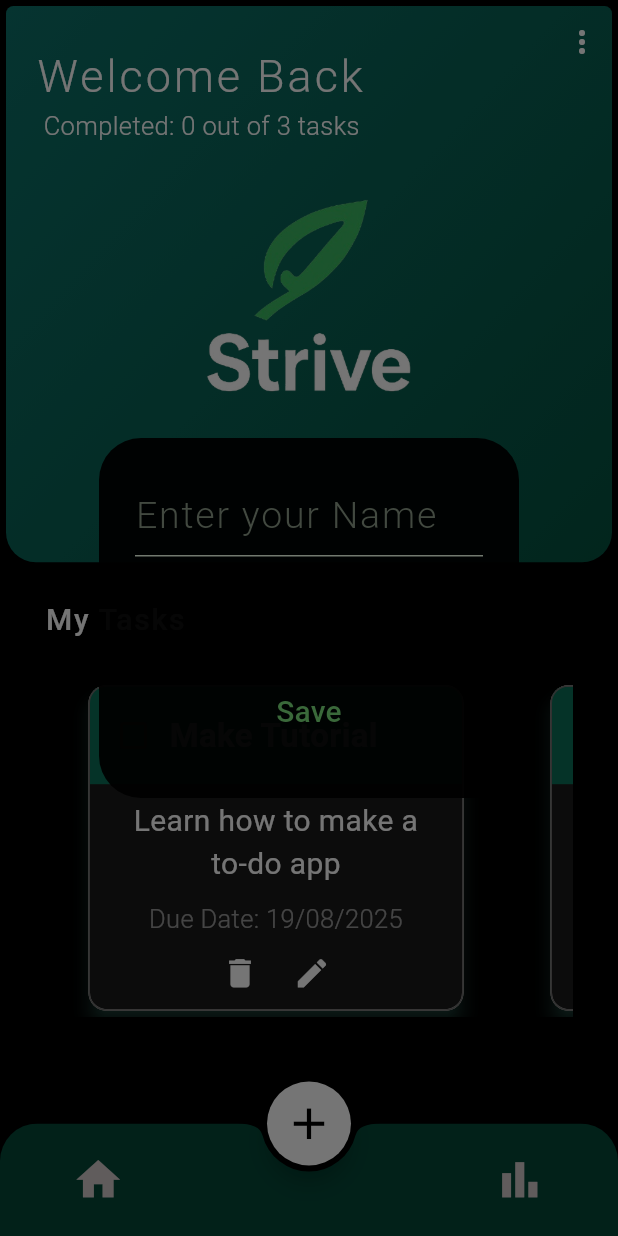
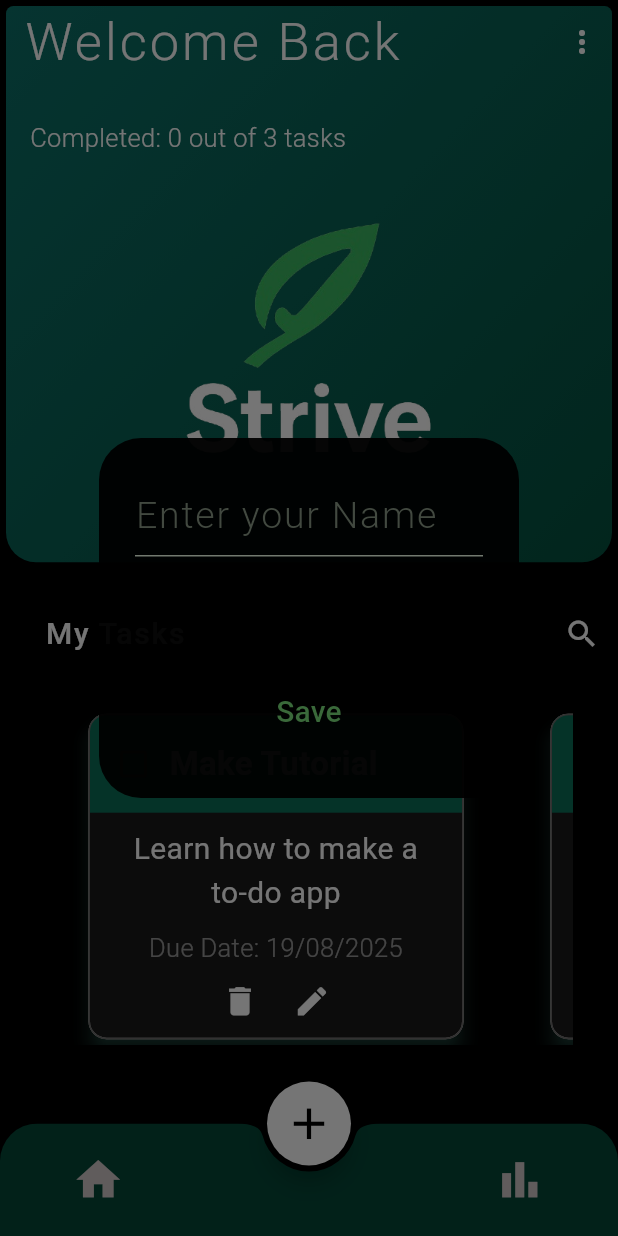
Before and after one commit to TsalemisIasonas/Assignments, a Flutter app: the screen it shows after launch, on a phone screen of 412 x 824 dp. Run offline on Flutter 3.47's test engine with Material 3 defaults, Android fonts, the phone set to English and light mode, and no system bars; our stand-ins replace fl_chart, hive_flutter; accounts and stored records are empty.

Commit message:
better ui based on the appbar

```diff
--- a/lib/pages/home_page.dart
+++ b/lib/pages/home_page.dart
@@ -160,6 +160,17 @@ class _HomePageState extends State<HomePage> {
         ),
       ),
       appBar: AppBar(
+        title: Text(
+          db.userName != null
+              ? "Hi, ${db.userName.toString()[0].toUpperCase() + db.userName.toString().substring(1)}"
+              : "Welcome Back",
+          style: TextStyle(
+            color: textColor,
+            letterSpacing: 2,
+            fontSize: 35,
+            fontWeight: FontWeight.w300,
+          ),
+        ),
         backgroundColor: Colors.transparent,
         actions: [
           PopupMenuButton<String>(
@@ -217,21 +228,10 @@ class _HomePageState extends State<HomePage> {
                 crossAxisAlignment: CrossAxisAlignment.start,
                 children: [
                   Padding(
-                    padding: const EdgeInsets.only(left: 20.0, top: 25.0),
-                    child: Text(
-                      db.userName != null
-                          ? "Hi, ${db.userName.toString()[0].toUpperCase() + db.userName.toString().substring(1)}"
-                          : "Welcome Back",
-                      style: TextStyle(
-                        color: textColor,
-                        letterSpacing: 2,
-                        fontSize: 30,
-                        fontWeight: FontWeight.w300,
-                      ),
+                    padding: EdgeInsets.only(
+                      left: AppBar().titleSpacing ?? 16.0,
+                      top: AppBar().preferredSize.height + 20.0,
                     ),
-                  ),
-                  Padding(
-                    padding: const EdgeInsets.only(left: 25.0),
                     child: Text(
                       db.toDoList.isNotEmpty
                           ? "Completed: ${db.toDoList.where((task) => task.length > 3 && task[3] == true).length} "
@@ -245,7 +245,7 @@ class _HomePageState extends State<HomePage> {
                     ),
                   ),
                   SizedBox(
-                    height: MediaQuery.of(context).size.height * 0.25,
+                    height: MediaQuery.of(context).size.height * 0.3,
                     child: Center(
                         child: Image.asset('assets/transparent_logo.png')),
                   ),
--- a/lib/widgets/tiles_layout.dart
+++ b/lib/widgets/tiles_layout.dart
@@ -24,7 +24,9 @@ class TilesLayout extends StatelessWidget {
       children: [
         Padding(
           padding: const EdgeInsets.only(left: 30.0, top: 20.0),
-          child: Text(
+          child: Row(
+            children: [
+              Text(
                 db.toDoList.isNotEmpty ? "My Tasks" : "No tasks yet. Add a new task",
                 style: const TextStyle(
                   color: Colors.white,
@@ -32,6 +34,10 @@ class TilesLayout extends StatelessWidget {
                   fontWeight: FontWeight.w500,
                   letterSpacing: 1.2,
                 ),
+              ),
+              const Spacer(),
+              IconButton(icon: const Icon(Icons.search, color: Colors.white), onPressed: () {})
+            ],
           ),
         ),
         Padding(
```
Lines whose indentation alone changed are shown as unchanged.
